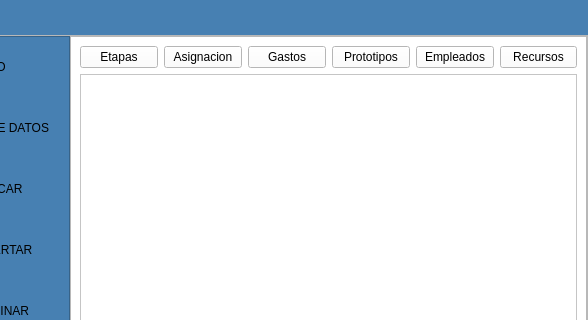
First picture: the form in Menu Lateral desplegable/menu.ui, repository Juankapy/Programacion-app, before the edit; both pictures show x 131 to 719 and y 0 to 320 of the 719 by 449 pixel window.
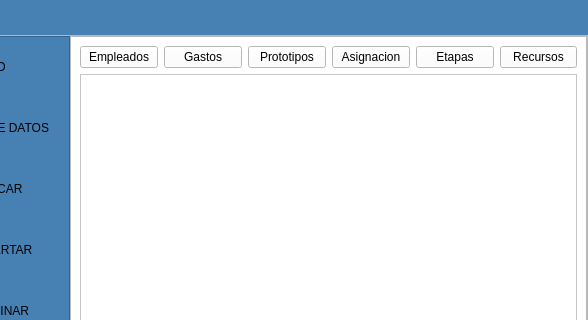
Second picture: the form after the edit. The open tabs and pages were chosen to show the change. Icons and pictures are not drawn.

Commit message: distintos ritmos

```diff
--- a/Menu Lateral desplegable/menu.ui
+++ b/Menu Lateral desplegable/menu.ui
@@ -675,22 +675,21 @@
             </property>
             <widget class="QWidget" name="page_uno">
              <layout class="QVBoxLayout" name="verticalLayout_9">
+              <property name="leftMargin">
+               <number>9</number>
+              </property>
               <item>
                <layout class="QHBoxLayout" name="horizontalLayout_4">
                 <item>
-                 <widget class="QPushButton" name="bt_etapas">
-                  <property name="text">
-                   <string>Etapas</string>
+                 <widget class="QPushButton" name="bt_empleados">
+                  <property name="enabled">
+                   <bool>true</bool>
                   </property>
-                  <attribute name="buttonGroup">
-                   <string notr="true">buttonGroup</string>
-                  </attribute>
-                 </widget>
-                </item>
-                <item>
-                 <widget class="QPushButton" name="bt_asignacion">
+                  <property name="layoutDirection">
+                   <enum>Qt::RightToLeft</enum>
+                  </property>
                   <property name="text">
-                   <string>Asignacion</string>
+                   <string>Empleados</string>
                   </property>
                   <attribute name="buttonGroup">
                    <string notr="true">buttonGroup</string>
@@ -699,6 +698,9 @@
                 </item>
                 <item>
                  <widget class="QPushButton" name="bt_gastos">
+                  <property name="enabled">
+                   <bool>true</bool>
+                  </property>
                   <property name="text">
                    <string>Gastos</string>
                   </property>
@@ -709,6 +711,9 @@
                 </item>
                 <item>
                  <widget class="QPushButton" name="bt_prototipos">
+                  <property name="enabled">
+                   <bool>true</bool>
+                  </property>
                   <property name="text">
                    <string>Prototipos</string>
                   </property>
@@ -718,9 +723,25 @@
                  </widget>
                 </item>
                 <item>
-                 <widget class="QPushButton" name="bt_empleados">
+                 <widget class="QPushButton" name="bt_asignacion">
+                  <property name="enabled">
+                   <bool>true</bool>
+                  </property>
                   <property name="text">
-                   <string>Empleados</string>
+                   <string>Asignacion</string>
+                  </property>
+                  <attribute name="buttonGroup">
+                   <string notr="true">buttonGroup</string>
+                  </attribute>
+                 </widget>
+                </item>
+                <item>
+                 <widget class="QPushButton" name="bt_etapas">
+                  <property name="enabled">
+                   <bool>true</bool>
+                  </property>
+                  <property name="text">
+                   <string>Etapas</string>
                   </property>
                   <attribute name="buttonGroup">
                    <string notr="true">buttonGroup</string>
```
Left out of the diff: 5 changed lines with no effect on the pictures. The commit also changes 1 other file.
